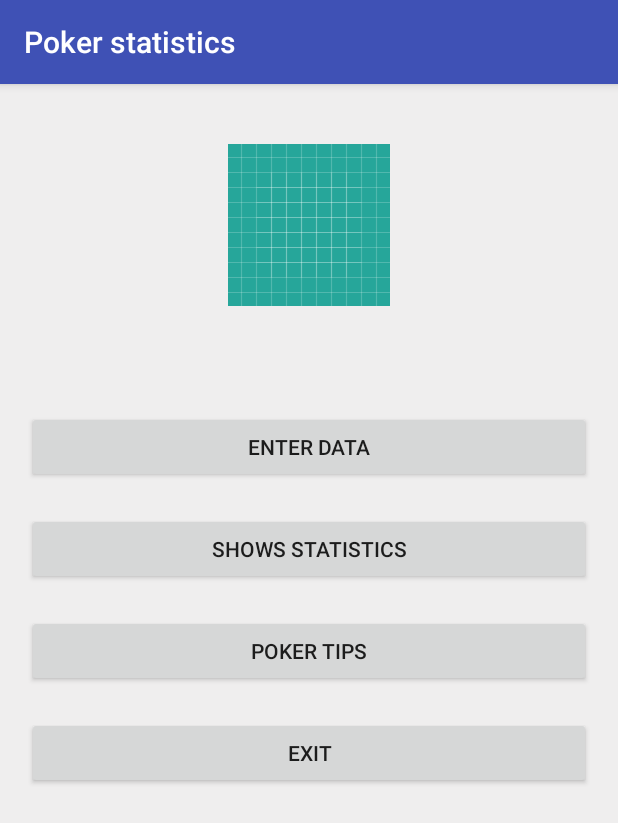
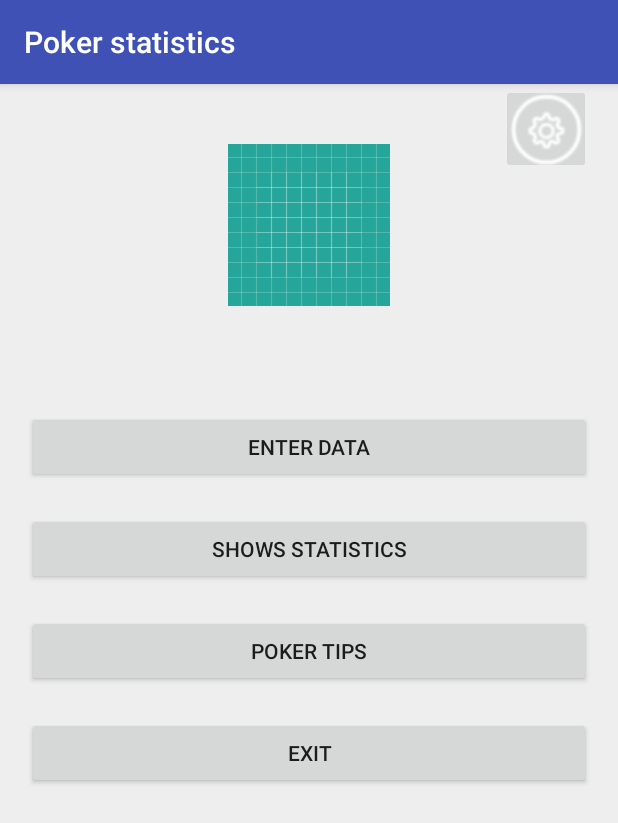
Before and after one commit to SebastianJavaGame/Poker-statistic, an Android app: the screen it shows after launch (MainMenu), on a phone screen of 412 x 824 dp. Shown: the top 823 px of the screen. Run offline under Robolectric (Android 15) with nearby library versions, the phone set to English and light mode, and no system bars.

Commit message:
Finished apk 1.0v

```diff
--- a/app/src/main/java/com/sebastian/scislak/pokerstatistics/Activities/MainMenu.java
+++ b/app/src/main/java/com/sebastian/scislak/pokerstatistics/Activities/MainMenu.java
@@ -41,4 +41,8 @@ public class MainMenu extends AppCompatActivity {
     public void Exit(View view) {
         System.exit(0);
     }
+
+    public void Setting(View view) {
+        startActivity(new Intent(this, SettingActivity.class));
+    }
 }
--- a/app/src/main/java/com/sebastian/scislak/pokerstatistics/ScriptsClass/SessionDB.java
+++ b/app/src/main/java/com/sebastian/scislak/pokerstatistics/ScriptsClass/SessionDB.java
@@ -9,7 +9,7 @@ import android.database.sqlite.SQLiteOpenHelper;
  */
 
 public class SessionDB extends SQLiteOpenHelper {
-    public static final String DB_NAME = "sessions9.db";
+    public static final String DB_NAME = "sessions.db";
     public static final int DB_VERSION = 1;
 
     public static final String CREATE_TABLE_SESSION =
--- a/app/src/main/res/layout/activity_main_menu.xml
+++ b/app/src/main/res/layout/activity_main_menu.xml
@@ -1,33 +1,50 @@
 <?xml version="1.0" encoding="utf-8"?>
-<LinearLayout xmlns:android="http://schemas.android.com/apk/res/android"
-    xmlns:app="http://schemas.android.com/apk/res-auto"
+<RelativeLayout xmlns:android="http://schemas.android.com/apk/res/android"
     xmlns:tools="http://schemas.android.com/tools"
     android:layout_width="match_parent"
     android:layout_height="match_parent"
-    tools:context="com.sebastian.scislak.pokerstatistics.Activities.MainMenu"
+    android:background="@color/colorSeparator"
     android:orientation="vertical"
-    android:background="@color/colorSeparator"
     android:paddingLeft="18dp"
-    android:paddingRight="18dp">
+    android:paddingRight="18dp"
+    tools:context="com.sebastian.scislak.pokerstatistics.Activities.MainMenu">
+
+    <RelativeLayout
+        android:layout_width="wrap_content"
+        android:layout_height="wrap_content"
+        android:layout_alignParentRight="true">
+
+        <ImageButton
+            android:layout_width="60dp"
+            android:layout_height="60dp"
+            android:src="@drawable/info"
+            android:onClick="Setting"/>
+    </RelativeLayout>
+
+    <LinearLayout
+        android:layout_width="match_parent"
+        android:layout_height="match_parent"
+        android:orientation="vertical">
 
         <View
             android:layout_width="match_parent"
-        android:layout_height="40dp"/>
+            android:layout_height="40dp" />
 
         <ImageView
             android:layout_width="wrap_content"
             android:layout_height="wrap_content"
-        android:src="@drawable/ic_launcher_background"
-        android:layout_gravity="center"/>
+            android:layout_gravity="center"
+            android:src="@drawable/ic_launcher_background" />
+
         <View
             android:layout_width="match_parent"
-        android:layout_height="70dp"/>
+            android:layout_height="70dp" />
 
         <Button
             android:layout_width="match_parent"
             android:layout_height="wrap_content"
-        android:text="@string/menu_first_option"
-        android:onClick="OpenWriteStatistics"/>
+            android:onClick="OpenWriteStatistics"
+            android:text="@string/menu_first_option" />
 
         <View
             android:layout_width="match_parent"
@@ -36,27 +53,27 @@
         <Button
             android:layout_width="match_parent"
             android:layout_height="wrap_content"
-        android:text="@string/menu_second_option"
-        android:onClick="OpenShowStatistics"/>
+            android:onClick="OpenShowStatistics"
+            android:text="@string/menu_second_option" />
 
         <View
             android:layout_width="match_parent"
-        android:layout_height="20dp"/>
+            android:layout_height="20dp" />
 
         <Button
             android:layout_width="match_parent"
             android:layout_height="wrap_content"
-        android:text="@string/menu_third_option"
-        android:onClick="OpenPokerTips"/>
+            android:onClick="OpenPokerTips"
+            android:text="@string/menu_third_option" />
 
         <View
             android:layout_width="match_parent"
-        android:layout_height="20dp"/>
+            android:layout_height="20dp" />
 
         <Button
             android:layout_width="match_parent"
             android:layout_height="wrap_content"
-        android:text="@string/menu_fourth_option"
-        android:onClick="Exit"/>
-
+            android:onClick="Exit"
+            android:text="@string/menu_fourth_option" />
     </LinearLayout>
+</RelativeLayout>
```
Also changed, not shown: app/src/main/AndroidManifest.xml (+8 -0 lines), app/src/main/java/com/sebastian/scislak/pokerstatistics/Activities/FragmentChart.java (+35 -5 lines), app/src/main/java/com/sebastian/scislak/pokerstatistics/Activities/SettingActivity.java (added, +40 -0 lines), app/src/main/java/com/sebastian/scislak/pokerstatistics/ScriptsClass/MyAdapter.java (+6 -1 lines), app/src/main/java/com/sebastian/scislak/pokerstatistics/ScriptsClass/SettingPreference.java (added, +27 -0 lines), app/src/main/res/layout/setting_layout.xml (added, +27 -0 lines), app/src/main/res/drawable/info.png. Lines whose indentation alone changed are shown as unchanged.
